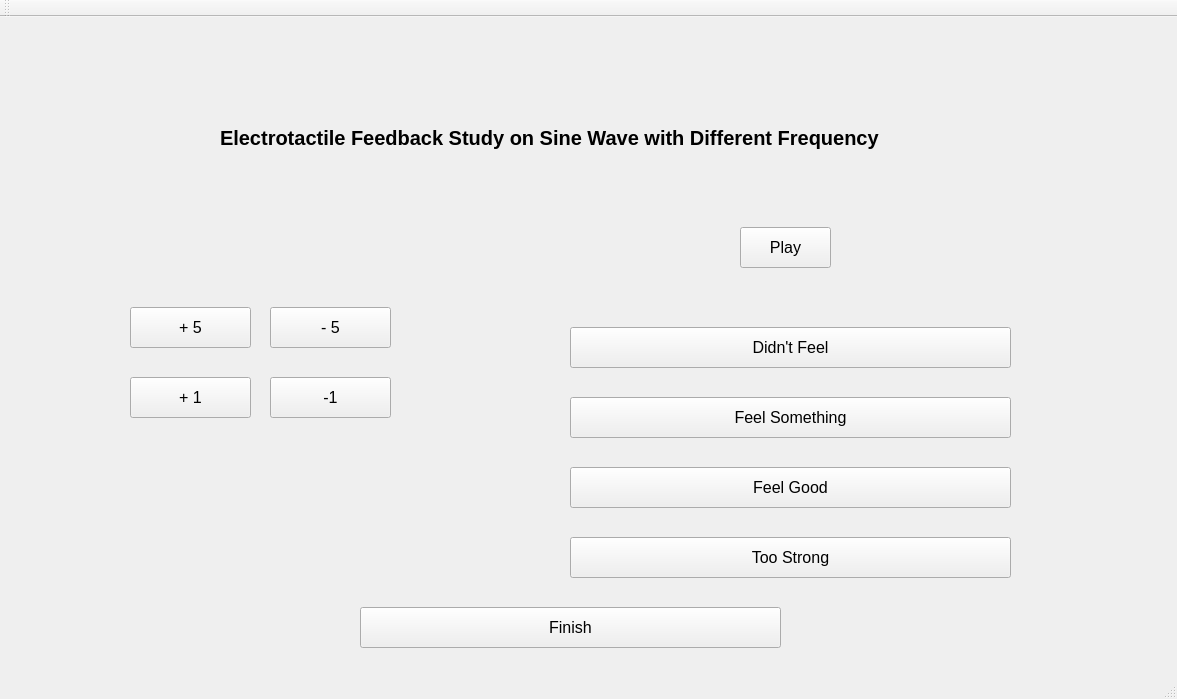
ThreeGoldZ/EletroStudy, file mainwindow.ui: the form before one commit.
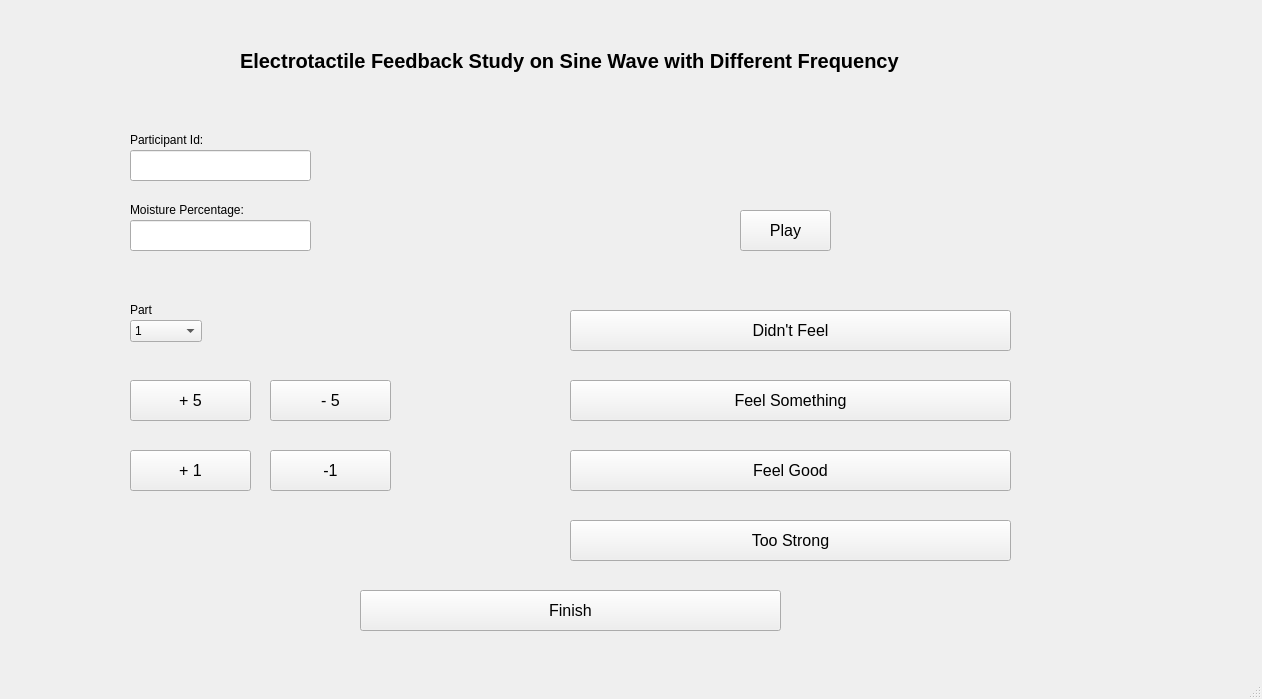
The form after the commit.

Diff of the .ui file:
```diff
--- a/mainwindow.ui
+++ b/mainwindow.ui
@@ -6,7 +6,7 @@
    <rect>
     <x>0</x>
     <y>0</y>
-    <width>1177</width>
+    <width>1262</width>
     <height>699</height>
    </rect>
   </property>
@@ -54,7 +54,7 @@
     <property name="geometry">
      <rect>
       <x>270</x>
-      <y>290</y>
+      <y>380</y>
       <width>121</width>
       <height>41</height>
      </rect>
@@ -108,7 +108,7 @@
     <property name="geometry">
      <rect>
       <x>130</x>
-      <y>290</y>
+      <y>380</y>
       <width>121</width>
       <height>41</height>
      </rect>
@@ -126,7 +126,7 @@
     <property name="geometry">
      <rect>
       <x>270</x>
-      <y>360</y>
+      <y>450</y>
       <width>121</width>
       <height>41</height>
      </rect>
@@ -161,8 +161,8 @@
    <widget class="QLabel" name="title">
     <property name="geometry">
      <rect>
-      <x>220</x>
-      <y>100</y>
+      <x>240</x>
+      <y>40</y>
       <width>731</width>
       <height>41</height>
      </rect>
@@ -182,7 +182,7 @@
     <property name="geometry">
      <rect>
       <x>130</x>
-      <y>360</y>
+      <y>450</y>
       <width>121</width>
       <height>41</height>
      </rect>
@@ -214,24 +214,105 @@
      <string>Too Strong</string>
     </property>
    </widget>
-  </widget>
-  <widget class="QMenuBar" name="menuBar">
-   <property name="geometry">
-    <rect>
-     <x>0</x>
-     <y>0</y>
-     <width>1177</width>
-     <height>20</height>
-    </rect>
-   </property>
-  </widget>
-  <widget class="QToolBar" name="mainToolBar">
-   <attribute name="toolBarArea">
-    <enum>TopToolBarArea</enum>
-   </attribute>
-   <attribute name="toolBarBreak">
-    <bool>false</bool>
-   </attribute>
+   <widget class="QLineEdit" name="participant_id">
+    <property name="geometry">
+     <rect>
+      <x>130</x>
+      <y>150</y>
+      <width>181</width>
+      <height>31</height>
+     </rect>
+    </property>
+   </widget>
+   <widget class="QLineEdit" name="moisture_percent">
+    <property name="geometry">
+     <rect>
+      <x>130</x>
+      <y>220</y>
+      <width>181</width>
+      <height>31</height>
+     </rect>
+    </property>
+   </widget>
+   <widget class="QLabel" name="label">
+    <property name="geometry">
+     <rect>
+      <x>130</x>
+      <y>130</y>
+      <width>121</width>
+      <height>20</height>
+     </rect>
+    </property>
+    <property name="text">
+     <string>Participant Id:</string>
+    </property>
+   </widget>
+   <widget class="QLabel" name="label_2">
+    <property name="geometry">
+     <rect>
+      <x>130</x>
+      <y>200</y>
+      <width>121</width>
+      <height>20</height>
+     </rect>
+    </property>
+    <property name="text">
+     <string>Moisture Percentage:</string>
+    </property>
+   </widget>
+   <widget class="QComboBox" name="part_no">
+    <property name="geometry">
+     <rect>
+      <x>130</x>
+      <y>320</y>
+      <width>72</width>
+      <height>22</height>
+     </rect>
+    </property>
+    <item>
+     <property name="text">
+      <string>1</string>
+     </property>
+    </item>
+    <item>
+     <property name="text">
+      <string>2</string>
+     </property>
+    </item>
+    <item>
+     <property name="text">
+      <string>3</string>
+     </property>
+    </item>
+    <item>
+     <property name="text">
+      <string>4</string>
+     </property>
+    </item>
+    <item>
+     <property name="text">
+      <string>5</string>
+     </property>
+    </item>
+    <item>
+     <property name="text">
+      <string>6</string>
+     </property>
+    </item>
+   </widget>
+   <widget class="QLabel" name="label_3">
+    <property name="geometry">
+     <rect>
+      <x>130</x>
+      <y>300</y>
+      <width>121</width>
+      <height>20</height>
+     </rect>
+    </property>
+    <property name="text">
+     <string>Part</string>
+    </property>
+   </widget>
   </widget>
   <widget class="QStatusBar" name="statusBar"/>
  </widget>
```
